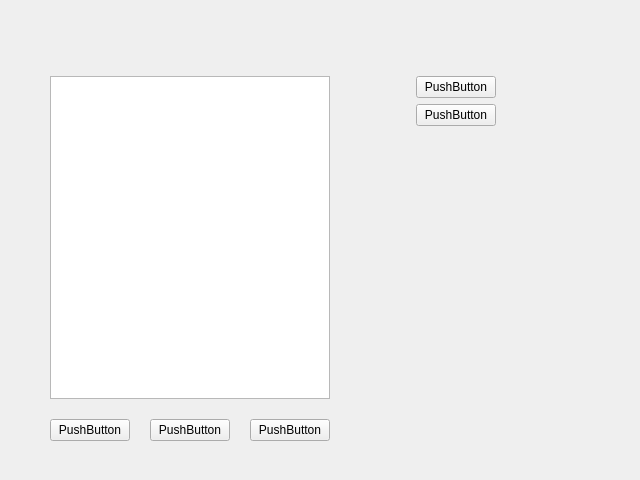
Before: the Qt Designer form musicplayerpanel.ui in falsebird/homeManager, drawn with Qt 5.
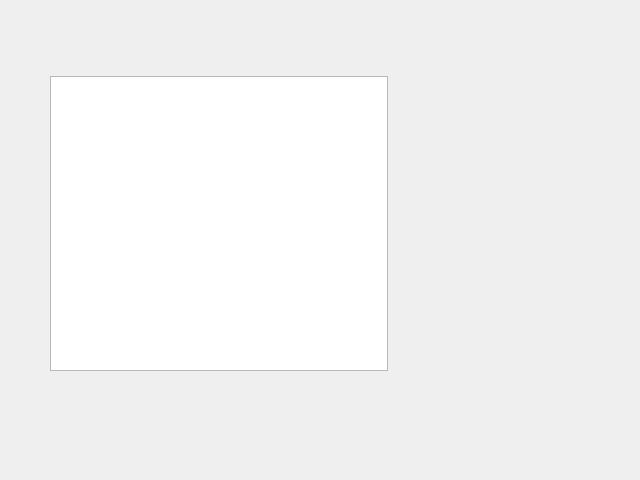
After: the same form once the commit is applied. Custom widgets are drawn as their Qt base class.

Patch:
```diff
--- a/musicplayerpanel.ui
+++ b/musicplayerpanel.ui
@@ -65,27 +65,124 @@
         </item>
         <item>
          <layout class="QHBoxLayout" name="horizontalLayout">
+          <item>
+           <spacer name="horizontalSpacer_5">
+            <property name="orientation">
+             <enum>Qt::Horizontal</enum>
+            </property>
+            <property name="sizeHint" stdset="0">
+             <size>
+              <width>40</width>
+              <height>20</height>
+             </size>
+            </property>
+           </spacer>
+          </item>
           <item>
            <widget class="QPushButton" name="preSong_Btn">
+            <property name="sizePolicy">
+             <sizepolicy hsizetype="Fixed" vsizetype="Fixed">
+              <horstretch>0</horstretch>
+              <verstretch>0</verstretch>
+             </sizepolicy>
+            </property>
+            <property name="minimumSize">
+             <size>
+              <width>50</width>
+              <height>50</height>
+             </size>
+            </property>
             <property name="text">
-             <string>PushButton</string>
+             <string/>
+            </property>
+            <property name="flat">
+             <bool>true</bool>
             </property>
            </widget>
           </item>
+          <item>
+           <spacer name="horizontalSpacer_3">
+            <property name="orientation">
+             <enum>Qt::Horizontal</enum>
+            </property>
+            <property name="sizeHint" stdset="0">
+             <size>
+              <width>40</width>
+              <height>20</height>
+             </size>
+            </property>
+           </spacer>
+          </item>
           <item>
            <widget class="QPushButton" name="playSonn_Btn">
+            <property name="sizePolicy">
+             <sizepolicy hsizetype="Fixed" vsizetype="Fixed">
+              <horstretch>0</horstretch>
+              <verstretch>0</verstretch>
+             </sizepolicy>
+            </property>
+            <property name="minimumSize">
+             <size>
+              <width>50</width>
+              <height>50</height>
+             </size>
+            </property>
             <property name="text">
-             <string>PushButton</string>
+             <string/>
+            </property>
+            <property name="flat">
+             <bool>true</bool>
             </property>
            </widget>
           </item>
+          <item>
+           <spacer name="horizontalSpacer_4">
+            <property name="orientation">
+             <enum>Qt::Horizontal</enum>
+            </property>
+            <property name="sizeHint" stdset="0">
+             <size>
+              <width>40</width>
+              <height>20</height>
+             </size>
+            </property>
+           </spacer>
+          </item>
           <item>
            <widget class="QPushButton" name="nextSong_Btn">
+            <property name="sizePolicy">
+             <sizepolicy hsizetype="Fixed" vsizetype="Fixed">
+              <horstretch>0</horstretch>
+              <verstretch>0</verstretch>
+             </sizepolicy>
+            </property>
+            <property name="minimumSize">
+             <size>
+              <width>50</width>
+              <height>50</height>
+             </size>
+            </property>
             <property name="text">
-             <string>PushButton</string>
+             <string/>
+            </property>
+            <property name="flat">
+             <bool>true</bool>
             </property>
            </widget>
           </item>
+          <item>
+           <spacer name="horizontalSpacer_6">
+            <property name="orientation">
+             <enum>Qt::Horizontal</enum>
+            </property>
+            <property name="sizeHint" stdset="0">
+             <size>
+              <width>40</width>
+              <height>20</height>
+             </size>
+            </property>
+           </spacer>
+          </item>
          </layout>
         </item>
        </layout>
@@ -119,15 +216,45 @@
         </property>
         <item>
          <widget class="QPushButton" name="volumUp_Btn">
+          <property name="sizePolicy">
+           <sizepolicy hsizetype="Fixed" vsizetype="Fixed">
+            <horstretch>0</horstretch>
+            <verstretch>0</verstretch>
+           </sizepolicy>
+          </property>
+          <property name="minimumSize">
+           <size>
+            <width>50</width>
+            <height>50</height>
+           </size>
+          </property>
           <property name="text">
-           <string>PushButton</string>
+           <string/>
+          </property>
+          <property name="flat">
+           <bool>true</bool>
           </property>
          </widget>
         </item>
         <item>
          <widget class="QPushButton" name="volumDown_Btn">
+          <property name="sizePolicy">
+           <sizepolicy hsizetype="Fixed" vsizetype="Fixed">
+            <horstretch>0</horstretch>
+            <verstretch>0</verstretch>
+           </sizepolicy>
+          </property>
+          <property name="minimumSize">
+           <size>
+            <width>50</width>
+            <height>50</height>
+           </size>
+          </property>
           <property name="text">
-           <string>PushButton</string>
+           <string/>
+          </property>
+          <property name="flat">
+           <bool>true</bool>
           </property>
          </widget>
         </item>
```
